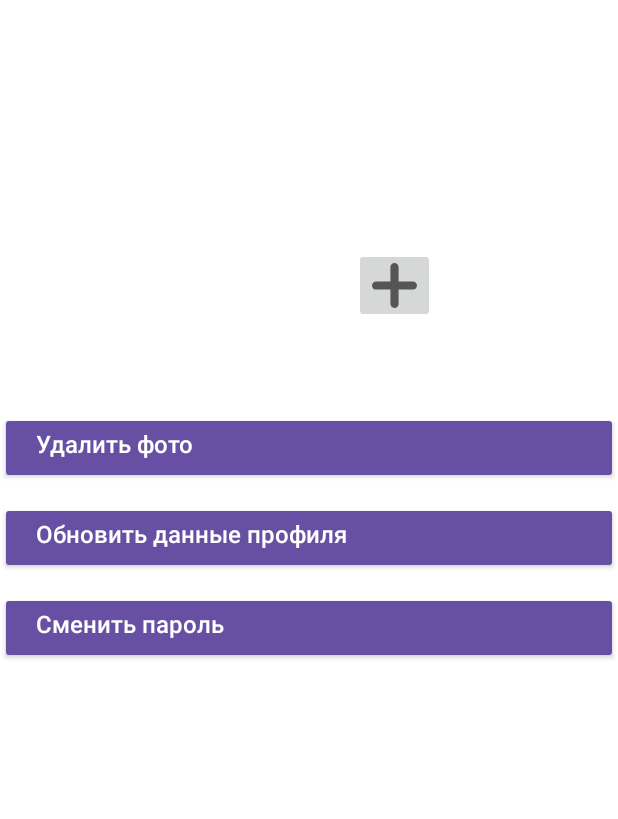
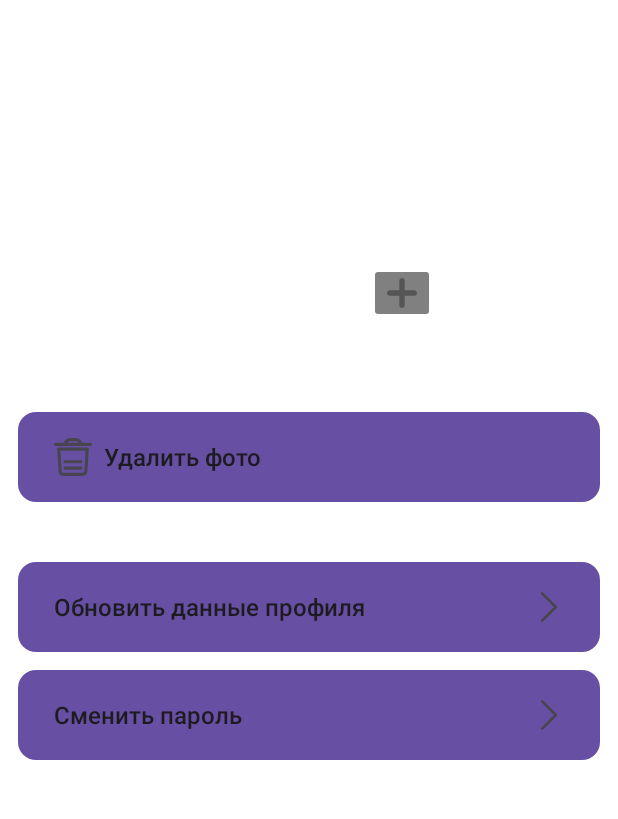
Before and after one commit to le-blyad/PokushAI_Mobile, an Android app: the layout activity_user.xml on its own in the app's theme, with its tools: preview values and no code run, on a phone screen of 412 x 824 dp, the part 82-901 px from its top. Run offline under Robolectric (Android 15) with nearby library versions, the light colour scheme and no system bars; network calls fail.

Commit message:
доделал дизайн профиля

```diff
--- a/app/build.gradle.kts
+++ b/app/build.gradle.kts
@@ -14,6 +14,7 @@ android {
         targetSdk = 34
         versionCode = 1
         versionName = "1.0"
+        vectorDrawables.useSupportLibrary = true
 
         testInstrumentationRunner = "androidx.test.runner.AndroidJUnitRunner"
     }
--- a/app/src/main/res/drawable/photo_add_background.xml
+++ b/app/src/main/res/drawable/photo_add_background.xml
@@ -4,6 +4,6 @@
 
     <solid android:color="@color/nutritionalValueLight"/>
     <size
-        android:width="45dp"
-        android:height="45dp" />
+        android:width="40dp"
+        android:height="40dp" />
 </shape>
--- a/app/src/main/res/drawable/photo_add_background_dark.xml
+++ b/app/src/main/res/drawable/photo_add_background_dark.xml
@@ -4,6 +4,6 @@
 
     <solid android:color="@color/nutritionalValueDark"/>
     <size
-        android:width="45dp"
-        android:height="45dp" />
+        android:width="40dp"
+        android:height="40dp" />
 </shape>
--- a/app/src/main/res/drawable/plus.xml
+++ b/app/src/main/res/drawable/plus.xml
@@ -1,6 +1,6 @@
 <vector xmlns:android="http://schemas.android.com/apk/res/android"
-    android:width="30dp"
-    android:height="30dp"
+    android:width="20dp"
+    android:height="20dp"
     android:viewportWidth="45.402"
     android:viewportHeight="45.402">
   <path
--- /dev/null
+++ b/app/src/main/res/drawable/right_arrow.xml
@@ -0,0 +1,9 @@
+<vector xmlns:android="http://schemas.android.com/apk/res/android"
+    android:width="20dp"
+    android:height="20dp"
+    android:viewportWidth="330"
+    android:viewportHeight="330">
+  <path
+      android:pathData="M250.61,154.39l-150,-150c-5.86,-5.86 -15.35,-5.86 -21.21,0c-5.86,5.86 -5.86,15.35 0,21.21l139.39,139.39L79.39,304.39c-5.86,5.86 -5.86,15.35 0,21.21C82.32,328.54 86.16,330 90,330s7.68,-1.46 10.61,-4.39l150,-150c2.81,-2.81 4.39,-6.63 4.39,-10.61C255,161.02 253.42,157.2 250.61,154.39z"
+      android:fillColor="?attr/colorControlNormal"/>
+</vector>
--- /dev/null
+++ b/app/src/main/res/drawable/rounded_button_profile.xml
@@ -0,0 +1,5 @@
+<?xml version="1.0" encoding="utf-8"?>
+<shape xmlns:android="http://schemas.android.com/apk/res/android" android:shape="rectangle">
+    <corners android:radius="12dp" />
+    <padding android:left="5dp" android:top="12dp" android:right="12dp" android:bottom="12dp" />
+</shape>
--- /dev/null
+++ b/app/src/main/res/drawable/trash_basket.xml
@@ -0,0 +1,18 @@
+<vector xmlns:android="http://schemas.android.com/apk/res/android"
+    android:width="25dp"
+    android:height="25dp"
+    android:viewportWidth="512"
+    android:viewportHeight="512">
+  <path
+      android:pathData="M448,128h-384c-12.31,0 -22.06,10.38 -21.29,22.66l18.82,301.2C63.64,485.67 91.67,512 125.55,512h260.91c33.86,0 61.89,-26.34 64,-60.13l18.84,-301.2C470.06,138.38 460.31,128 448,128zM407.87,449.21c-0.71,11.31 -10.09,20.13 -21.42,20.13H125.55c-11.35,0 -20.73,-8.82 -21.44,-20.12l-17.4,-278.54h338.58L407.87,449.21z"
+      android:fillColor="?attr/colorControlNormal"/>
+  <path
+      android:pathData="M490.67,64H378.05l-2.1,-6.29C364.44,23.24 332.21,0 295.89,0h-79.79c-36.31,0 -68.55,23.24 -80.05,57.69L133.95,64H21.33C9.55,64 0,73.55 0,85.33c0,11.78 9.55,21.33 21.33,21.33h128h213.33h128c11.78,0 21.33,-9.55 21.33,-21.33C512,73.55 502.45,64 490.67,64zM179.71,64c7.28,-13 21.11,-21.33 36.4,-21.33h79.79c15.29,0 29.11,8.33 36.4,21.33H179.71z"
+      android:fillColor="?attr/colorControlNormal"/>
+  <path
+      android:pathData="M149.33,426.67h213.33c11.78,0 21.33,-9.55 21.33,-21.33c0,-11.78 -9.55,-21.33 -21.33,-21.33H149.33C137.55,384 128,393.55 128,405.33C128,417.11 137.55,426.67 149.33,426.67z"
+      android:fillColor="?attr/colorControlNormal"/>
+  <path
+      android:pathData="M149.33,341.33h213.33c11.78,0 21.33,-9.55 21.33,-21.33s-9.55,-21.33 -21.33,-21.33H149.33C137.55,298.67 128,308.22 128,320S137.55,341.33 149.33,341.33z"
+      android:fillColor="?attr/colorControlNormal"/>
+</vector>
--- a/app/src/main/res/layout/activity_user.xml
+++ b/app/src/main/res/layout/activity_user.xml
@@ -92,25 +92,27 @@
 
     <Button
         android:id="@+id/updateInfoProfile"
-        style="@style/profileButtonDark"
+        style="@style/profileButton"
         android:text="Обновить данные профиля"
+        android:layout_marginTop="40dp"
+        android:drawableRight="@drawable/right_arrow"
         app:layout_constraintEnd_toEndOf="parent"
-        app:layout_constraintHorizontal_bias="0.502"
         app:layout_constraintStart_toStartOf="parent"
         app:layout_constraintTop_toBottomOf="@+id/buttonRemoveImage" />
 
     <Button
         android:id="@+id/buttonUpdatePassword"
-        style="@style/profileButtonDark"
+        style="@style/profileButton"
         android:text="Сменить пароль"
+        android:drawableRight="@drawable/right_arrow"
         app:layout_constraintEnd_toEndOf="parent"
-        app:layout_constraintHorizontal_bias="0.502"
         app:layout_constraintStart_toStartOf="parent"
         app:layout_constraintTop_toBottomOf="@+id/updateInfoProfile" />
 
     <Button
         android:id="@+id/buttonRemoveImage"
-        style="@style/profileButtonDark"
+        style="@style/profileButton"
+        android:drawableLeft="@drawable/trash_basket"
         android:text="Удалить фото"
         app:layout_constraintEnd_toEndOf="parent"
         app:layout_constraintStart_toStartOf="parent"
--- a/app/src/main/res/values-night/themes.xml
+++ b/app/src/main/res/values-night/themes.xml
@@ -3,7 +3,7 @@
     <style name="Base.Theme.PokushAI_Mobile" parent="Theme.Material3.DayNight.NoActionBar">
         <item name="colorPrimaryDark">@color/yelow2</item>
         <item name="android:colorPrimary">@color/yelow</item>
-        <item name="colorAccent">@color/red</item>>
+        <item name="colorAccent">@color/red</item>
         <item name="android:navigationBarColor">#121212</item>
         <item name="iconColor">@color/buttonBottomMenuTextDark</item>
         <item name="android:statusBarColor">@color/nutritionalValueDark</item>
@@ -14,8 +14,7 @@
         <item name="android:statusBarColor">#121212</item>
     </style>
 
-    <style name="MySearchViewStyle"
-        parent="Widget.AppCompat.SearchView">
+    <style name="MySearchViewStyle" parent="Widget.AppCompat.SearchView">
     <item name="android:editTextColor">@color/white</item>
 </style>
 
--- a/app/src/main/res/values/profile_button.xml
+++ b/app/src/main/res/values/profile_button.xml
@@ -1,21 +1,14 @@
 <resources>
-    <style name="profileButtonLight" parent="Widget.AppCompat.Button">
+    <style name="profileButton" parent="Widget.AppCompat.Button">
         <item name="android:layout_width">match_parent</item>
-        <item name="android:layout_height">wrap_content</item>
+        <item name="android:layout_height">60dp</item>
         <item name="android:layout_marginTop">12dp</item>
-        <item name="android:textColor">#FFFFFF</item>
         <item name="android:textSize">16dp</item>
-        <item name="android:gravity">start</item>
+        <item name="android:gravity">center_vertical</item>
         <item name="android:textAllCaps">false</item>
-    </style>
-
-    <style name="profileButtonDark" parent="Widget.AppCompat.Button">
-        <item name="android:layout_width">match_parent</item>
-        <item name="android:layout_height">wrap_content</item>
-        <item name="android:layout_marginTop">12dp</item>
-        <item name="android:textColor">#FFFFFF</item>
-        <item name="android:textSize">16dp</item>
-        <item name="android:gravity">start</item>
-        <item name="android:textAllCaps">false</item>
+        <item name="android:layout_marginHorizontal">12dp</item>
+        <item name="android:background">@drawable/rounded_button_profile</item>
+        <item name="android:textColor">?android:textColorPrimary</item>
+        <item name="android:tint">@color/white</item>
     </style>
 </resources>
--- a/app/src/main/res/values/themes.xml
+++ b/app/src/main/res/values/themes.xml
@@ -8,6 +8,7 @@
         <item name="colorAccent">@color/red</item>
         <item name="iconColor">@color/buttonBottomMenuTextLight</item>
         <item name="android:statusBarColor">@color/statusBarColor</item>
+        <item name="colorButtonNormal">@color/gray</item>
     </style>
 
     <style name="AppTheme.CustomNavigationBar" parent="Base.Theme.PokushAI_Mobile">
```
Also changed, not shown: app/src/main/java/com/example/pokushai_mobile/User.kt (+22 -10 lines), 1 other file.
